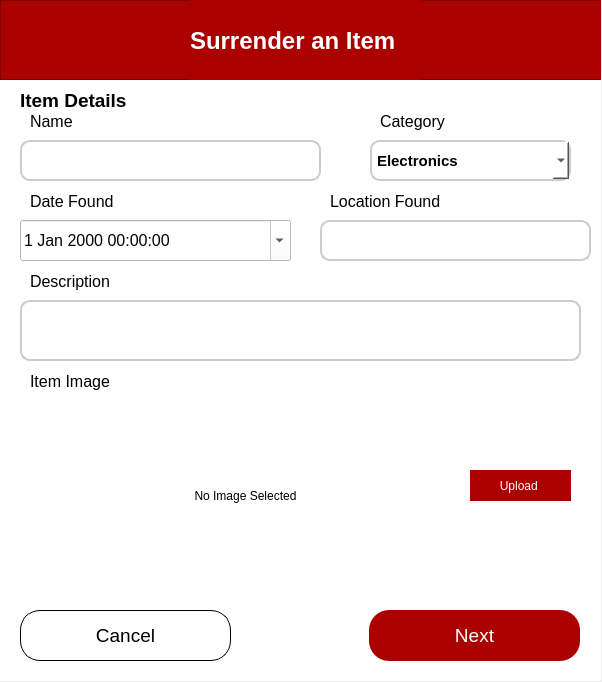
Before: the Qt Designer form src/frontend/surrenderItem.ui in brexer/lost-and-found-system, drawn with Qt 5.
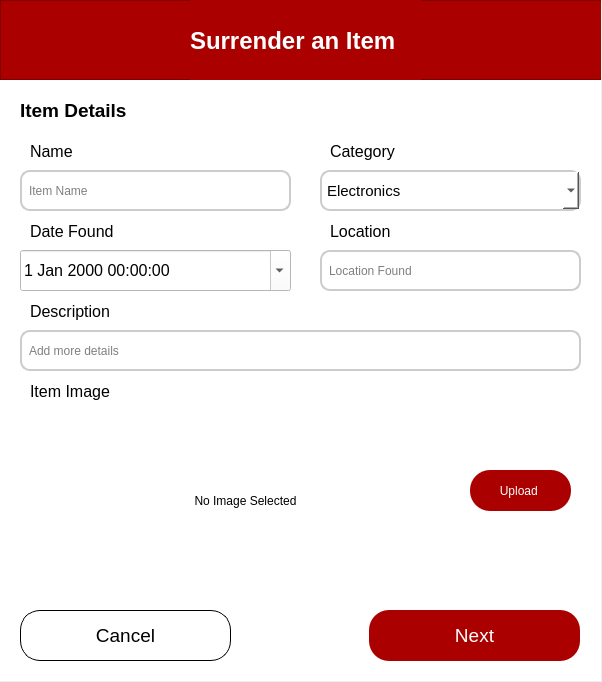
After: the same form once the commit is applied. The open tabs and pages were chosen to show the change.

The edit to the form file:
```diff
--- a/src/frontend/surrenderItem.ui
+++ b/src/frontend/surrenderItem.ui
@@ -10,6 +10,18 @@
     <height>682</height>
    </rect>
   </property>
+  <property name="minimumSize">
+   <size>
+    <width>602</width>
+    <height>682</height>
+   </size>
+  </property>
+  <property name="maximumSize">
+   <size>
+    <width>602</width>
+    <height>682</height>
+   </size>
+  </property>
   <property name="windowTitle">
    <string>Dialog</string>
   </property>
@@ -33,7 +45,7 @@
      <property name="geometry">
       <rect>
        <x>20</x>
-       <y>80</y>
+       <y>90</y>
        <width>191</width>
        <height>41</height>
       </rect>
@@ -53,8 +65,8 @@
      <property name="geometry">
       <rect>
        <x>20</x>
-       <y>140</y>
-       <width>301</width>
+       <y>170</y>
+       <width>271</width>
        <height>41</height>
       </rect>
      </property>
@@ -68,12 +80,15 @@
      <property name="text">
       <string/>
      </property>
+     <property name="placeholderText">
+      <string>Item Name</string>
+     </property>
     </widget>
     <widget class="QLabel" name="label_3">
      <property name="geometry">
       <rect>
        <x>30</x>
-       <y>110</y>
+       <y>140</y>
        <width>80</width>
        <height>23</height>
       </rect>
@@ -91,8 +106,8 @@
      <property name="geometry">
       <rect>
        <x>320</x>
-       <y>220</y>
-       <width>271</width>
+       <y>250</y>
+       <width>261</width>
        <height>41</height>
       </rect>
      </property>
@@ -103,12 +118,15 @@
         padding: 5px;
     }</string>
      </property>
+     <property name="placeholderText">
+      <string>Location Found</string>
+     </property>
     </widget>
     <widget class="QLabel" name="label_5">
      <property name="geometry">
       <rect>
        <x>30</x>
-       <y>190</y>
+       <y>220</y>
        <width>191</width>
        <height>23</height>
       </rect>
@@ -126,7 +144,7 @@
      <property name="geometry">
       <rect>
        <x>330</x>
-       <y>190</y>
+       <y>220</y>
        <width>211</width>
        <height>23</height>
       </rect>
@@ -137,16 +155,16 @@
       </font>
      </property>
      <property name="text">
-      <string>Location Found</string>
+      <string>Location</string>
      </property>
     </widget>
     <widget class="QLineEdit" name="descriptionEdit">
      <property name="geometry">
       <rect>
        <x>20</x>
-       <y>300</y>
+       <y>330</y>
        <width>561</width>
-       <height>61</height>
+       <height>41</height>
       </rect>
      </property>
      <property name="styleSheet">
@@ -159,12 +177,15 @@
      <property name="text">
       <string/>
      </property>
+     <property name="placeholderText">
+      <string>Add more details</string>
+     </property>
     </widget>
     <widget class="QLabel" name="label_7">
      <property name="geometry">
       <rect>
        <x>30</x>
-       <y>270</y>
+       <y>300</y>
        <width>191</width>
        <height>23</height>
       </rect>
@@ -288,7 +309,7 @@
      <property name="geometry">
       <rect>
        <x>20</x>
-       <y>220</y>
+       <y>250</y>
        <width>271</width>
        <height>41</height>
       </rect>
@@ -305,8 +326,8 @@
     <widget class="QLabel" name="label_14">
      <property name="geometry">
       <rect>
-       <x>380</x>
-       <y>110</y>
+       <x>330</x>
+       <y>140</y>
        <width>191</width>
        <height>23</height>
       </rect>
@@ -323,17 +344,18 @@
     <widget class="QComboBox" name="comboBox_2">
      <property name="geometry">
       <rect>
-       <x>370</x>
-       <y>140</y>
-       <width>201</width>
+       <x>320</x>
+       <y>170</y>
+       <width>261</width>
        <height>41</height>
       </rect>
      </property>
      <property name="font">
       <font>
+       <family>Segoe UI</family>
        <pointsize>11</pointsize>
-       <weight>75</weight>
-       <bold>true</bold>
+       <weight>50</weight>
+       <bold>false</bold>
       </font>
      </property>
      <property name="styleSheet">
@@ -390,7 +412,7 @@
        <x>470</x>
        <y>470</y>
        <width>101</width>
-       <height>31</height>
+       <height>41</height>
       </rect>
      </property>
      <property name="styleSheet">
@@ -416,9 +438,9 @@
      <property name="geometry">
       <rect>
        <x>30</x>
-       <y>400</y>
+       <y>410</y>
        <width>431</width>
-       <height>191</height>
+       <height>181</height>
       </rect>
      </property>
      <property name="text">
@@ -432,7 +454,7 @@
      <property name="geometry">
       <rect>
        <x>30</x>
-       <y>370</y>
+       <y>380</y>
        <width>111</width>
        <height>23</height>
       </rect>
```
Left out of the diff: 24 changed lines with no effect on the pictures.
